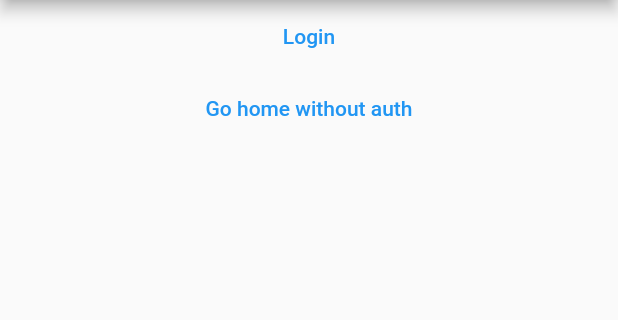
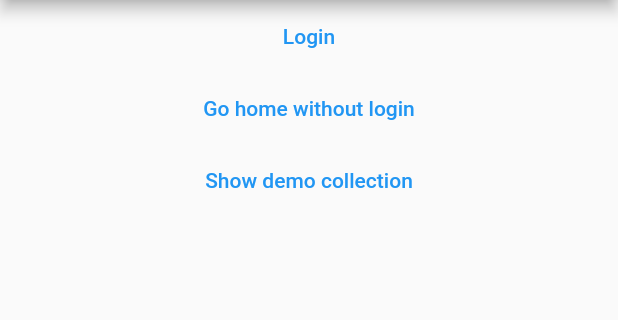
Before and after one commit to wjprogramer/flutter_sandbox_1, a Flutter app: the screen it shows after launch, on a phone screen of 412 x 824 dp, the part 84-404 px from its top. Run offline on Flutter 3.47's test engine with Material 2 defaults, Android fonts, the phone set to English and light mode, and no system bars; our stand-ins replace bloc, equatable, flutter_modular, mobx, shared_preferences; generated files the repository leaves out were written again.

Commit message:
add demo collection page

```diff
--- a/lib/modules/app/app_module.dart
+++ b/lib/modules/app/app_module.dart
@@ -1,6 +1,7 @@
 import 'package:flutter_modular/flutter_modular.dart';
 import 'package:flutter_sandbox_1/blocs/app/app_bloc.dart';
 import 'package:flutter_sandbox_1/models/product_model.dart';
+import 'package:flutter_sandbox_1/modules/demo/demo_module.dart';
 import 'package:flutter_sandbox_1/modules/home/home_guard.dart';
 import 'package:flutter_sandbox_1/modules/home/home_module.dart';
 import 'package:flutter_sandbox_1/pages/home_page.dart';
@@ -33,6 +34,7 @@ class AppModule extends Module {
     // Simple route using the ChildRoute
     ChildRoute('/', child: (_, __) => HomePage()),
     ChildRoute('/login', child: (_, __) => LoginPage()),
+    ModuleRoute('/demo', module: DemoModule()),
     ModuleRoute(
       '/home',
       module: HomeModule(),
--- a/lib/pages/home_page.dart
+++ b/lib/pages/home_page.dart
@@ -26,7 +26,13 @@ class _HomePageState extends State<HomePage> {
             onPressed: () {
               Modular.to.pushNamed('/home');
             },
-            child: Text('Go home without auth'),
+            child: Text('Go home without login'),
+          ),
+          TextButton(
+            onPressed: () {
+              Modular.to.pushNamed('/demo');
+            },
+            child: Text('Show demo collection'),
           ),
         ],
       ),
```
Also changed, not shown: lib/modules/demo/demo_module.dart (added, +12 -0 lines), lib/pages/demo_page.dart (added, +27 -0 lines).
